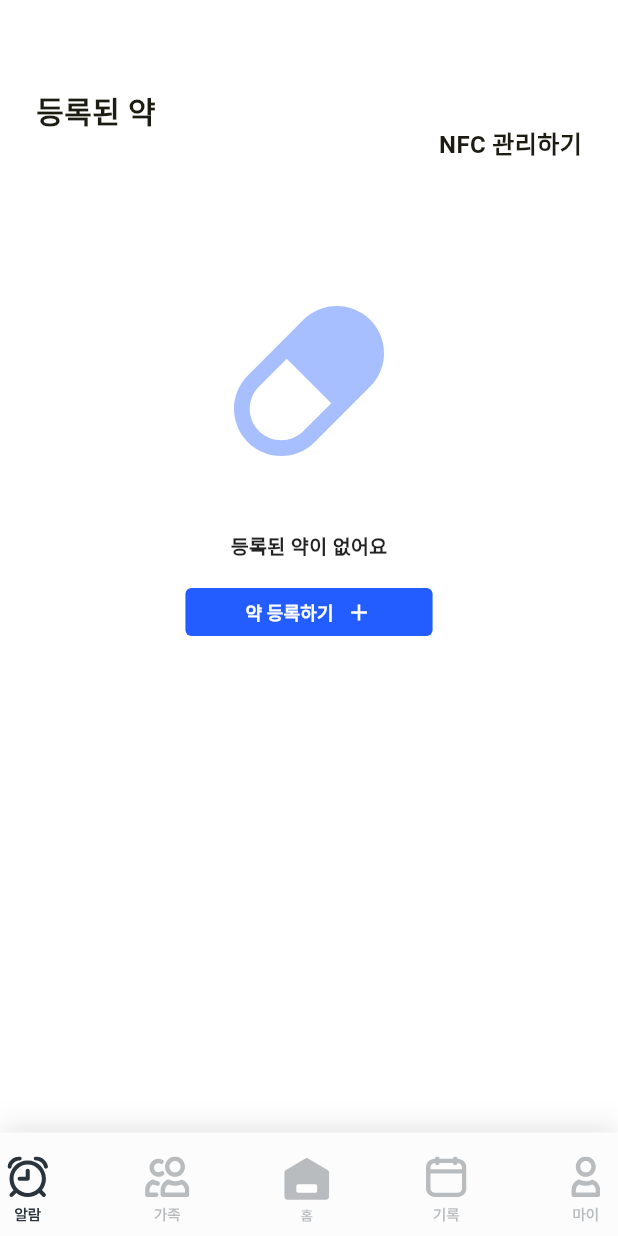
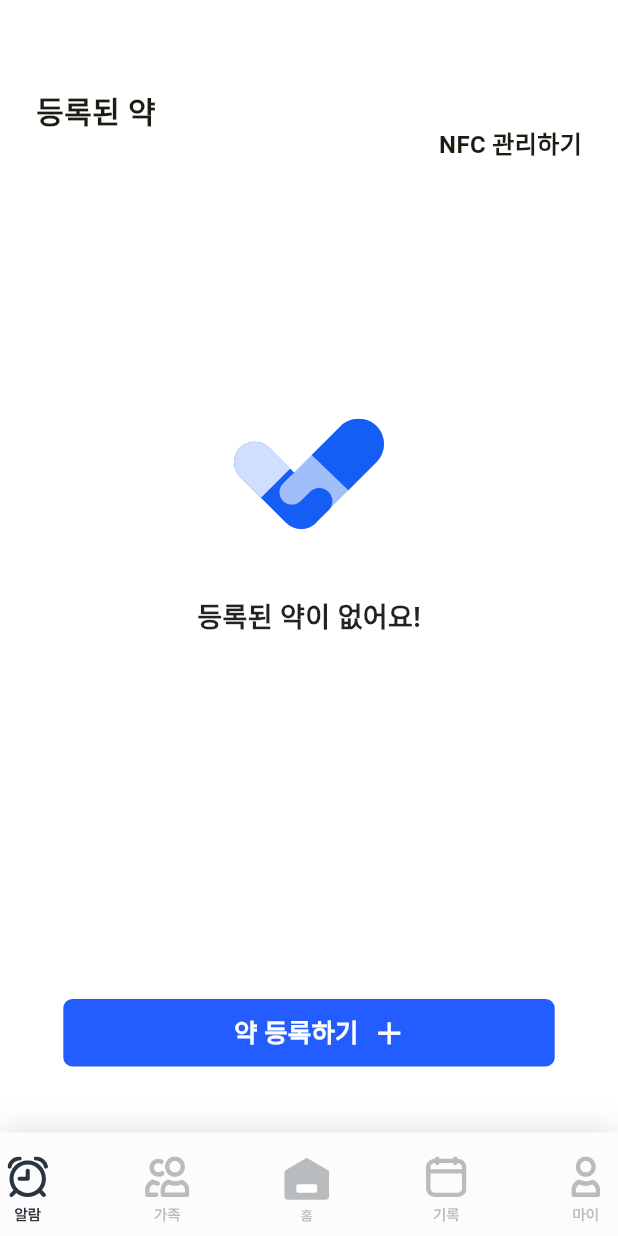
Before and after one commit to sun007021/after30_app, a Flutter app: the AlarmPage screen opened directly, on a phone screen of 412 x 824 dp. Run offline on Flutter 3.47's test engine with Material 3 defaults, Android fonts, the phone set to English and light mode, and no system bars; our stand-ins replace awesome_notifications, dio, dotted_border, firebase_core, firebase_messaging, flutter_svg and 3 more; missing offline and left inert: android_intent_plus, kakao_flutter_sdk_user; accounts and stored records are empty; network calls fail.

Commit message:
feat: 빈 화면ui 수정

```diff
--- a/lib/features/alarm/ui/widgets/empty_alarm_section.dart
+++ b/lib/features/alarm/ui/widgets/empty_alarm_section.dart
@@ -1,5 +1,6 @@
 import 'package:flutter/material.dart';
 import 'package:flutter_svg/flutter_svg.dart';
+import 'package:after30/utils/responsive.dart';
 
 /// 알람이 없을 때 표시되는 빈 상태 섹션
 class EmptyAlarmSection extends StatelessWidget {
@@ -13,57 +14,78 @@ class EmptyAlarmSection extends StatelessWidget {
       child: Align(
         alignment: Alignment.topCenter,
         child: Padding(
-          padding: const EdgeInsets.fromLTRB(24, 80, 24, 32),
+          padding: Responsive.responsivePaddingLTRB(context, 24, 80, 24, 32),
           child: Column(
-            mainAxisSize: MainAxisSize.min,
+            mainAxisSize: MainAxisSize.max,
             children: [
-              const SizedBox(height: 8),
+              SizedBox(height: Responsive.responsiveHeight(context, 70)),
               SvgPicture.asset(
-                'assets/images/medi_icon.svg',
-                width: 100,
-                height: 100,
+                'assets/images/medimain.svg',
+                width: Responsive.responsiveValue(context, 100),
+                height: Responsive.responsiveValue(context, 100),
               ),
-              const SizedBox(height: 50),
-              const Text(
-                '등록된 약이 없어요',
+              SizedBox(height: Responsive.responsiveHeight(context, 32)),
+              Text(
+                '등록된 약이 없어요!',
                 style: TextStyle(
-                  fontSize: 13,
+                  fontSize: Responsive.responsiveFontSize(context, 18),
                   color: Colors.black87,
                   fontWeight: FontWeight.w600,
                 ),
               ),
-              const SizedBox(height: 14),
-              ElevatedButton(
+              SizedBox(height: Responsive.responsiveHeight(context, 12)),
+              const Spacer(),
+              FractionallySizedBox(
+                widthFactor: 0.9,
+                child: SizedBox(
+                  height: Responsive.responsiveValue(context, 45),
+                  child: ElevatedButton(
                     onPressed: onAdd,
                     style: ElevatedButton.styleFrom(
                       backgroundColor: const Color(0xFF235DFF),
                       foregroundColor: Colors.white,
                       elevation: 0,
-                  padding: const EdgeInsets.symmetric(
-                    horizontal: 40,
-                    vertical: 5,
-                  ),
+                      padding: EdgeInsets.zero,
                       visualDensity: VisualDensity.compact,
                       shape: RoundedRectangleBorder(
-                    borderRadius: BorderRadius.circular(4),
+                        borderRadius: BorderRadius.circular(
+                          Responsive.responsiveValue(context, 6),
                         ),
                       ),
+                    ),
+                    child: Padding(
+                      padding: EdgeInsets.only(
+                        left: Responsive.responsiveValue(context, 16),
+                      ),
                       child: Row(
-                  mainAxisSize: MainAxisSize.min,
-                  children: const [
+                        mainAxisSize: MainAxisSize.max,
+                        mainAxisAlignment: MainAxisAlignment.center,
+                        children: [
                           Text(
                             '약 등록하기',
                             style: TextStyle(
-                        fontSize: 12,
+                              fontSize: Responsive.responsiveFontSize(
+                                context,
+                                17,
+                              ),
                               fontWeight: FontWeight.w700,
                             ),
                           ),
-                    SizedBox(width: 8),
-                    Icon(Icons.add, size: 18, color: Colors.white),
+                          SizedBox(
+                            width: Responsive.responsiveWidth(context, 8),
+                          ),
+                          Icon(
+                            Icons.add,
+                            size: Responsive.responsiveIconSize(context, 25),
+                            color: Colors.white,
+                          ),
                         ],
                       ),
                     ),
-              const SizedBox(height: 8),
+                  ),
+                ),
+              ),
+              SizedBox(height: Responsive.responsiveHeight(context, 12)),
             ],
           ),
         ),
```
Also changed, not shown: lib/features/home/ui/widgets/empty_medicine_section.dart (+30 -31 lines), assets/images/Rectangle.png (deleted), assets/images/medimain.svg (added). Lines whose indentation alone changed are shown as unchanged.
